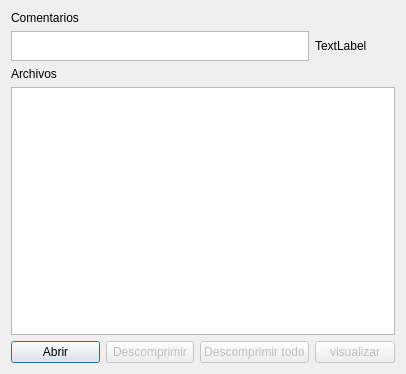
oscarHH/menri-sub, file menri-sub/guizip.ui: the form before one commit.
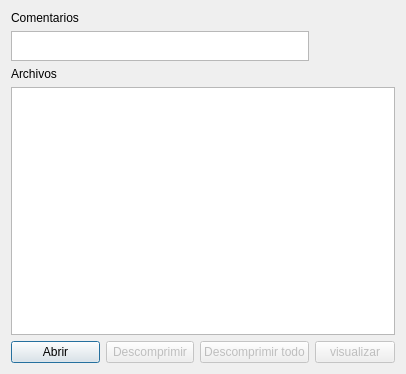
The form after the commit. Icons and pictures are not drawn.

```diff
--- a/menri-sub/guizip.ui
+++ b/menri-sub/guizip.ui
@@ -104,19 +104,6 @@
      </property>
     </widget>
    </item>
-   <item row="1" column="3">
-    <widget class="QLabel" name="lblimagen">
-     <property name="maximumSize">
-      <size>
-       <width>100</width>
-       <height>50</height>
-      </size>
-     </property>
-     <property name="text">
-      <string>TextLabel</string>
-     </property>
-    </widget>
-   </item>
   </layout>
  </widget>
  <resources>
```
